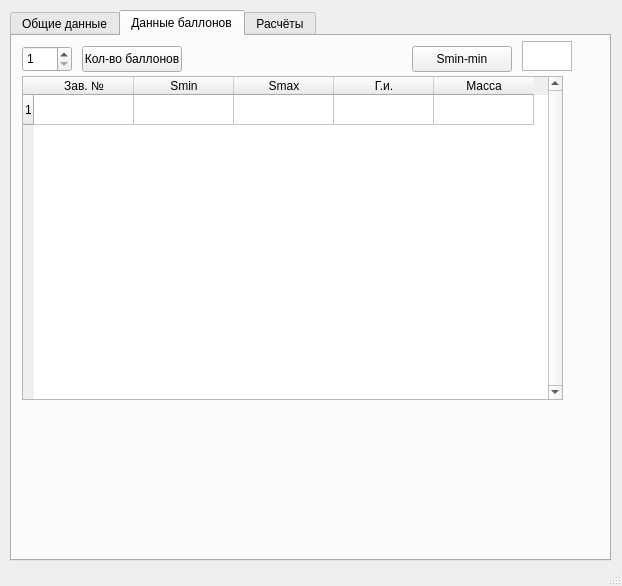
This is zakl_interface_v5-1_test.ui in bordaregos/Voskresensk_ballons as Qt 5 draws it before an edit. The edited form follows.
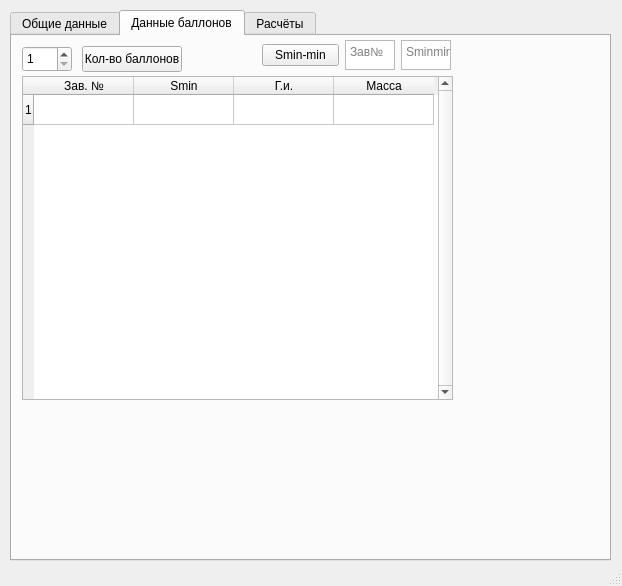
This is the edited form. The open tabs and pages were chosen to show the change.

Patch:
```diff
--- a/zakl_interface_v5-1_test.ui
+++ b/zakl_interface_v5-1_test.ui
@@ -1421,7 +1421,7 @@
        <rect>
         <x>10</x>
         <y>40</y>
-        <width>541</width>
+        <width>431</width>
         <height>324</height>
        </rect>
       </property>
@@ -1462,7 +1462,7 @@
        <number>1</number>
       </property>
       <property name="columnCount">
-       <number>5</number>
+       <number>4</number>
       </property>
       <row/>
       <column>
@@ -1475,11 +1475,6 @@
         <string>Smin</string>
        </property>
       </column>
-      <column>
-       <property name="text">
-        <string>Smax</string>
-       </property>
-      </column>
       <column>
        <property name="text">
         <string>Г.и.</string>
@@ -1491,28 +1486,44 @@
        </property>
       </column>
      </widget>
+     <widget class="QWidget" name="">
+      <property name="geometry">
+       <rect>
+        <x>250</x>
+        <y>3</y>
+        <width>189</width>
+        <height>32</height>
+       </rect>
+      </property>
+      <layout class="QHBoxLayout" name="horizontalLayout_2">
+       <item>
      <widget class="QPushButton" name="pushButt_sMinMin">
-      <property name="geometry">
-       <rect>
-        <x>400</x>
-        <y>10</y>
-        <width>100</width>
-        <height>26</height>
-       </rect>
-      </property>
       <property name="text">
        <string>Smin-min</string>
       </property>
      </widget>
+       </item>
+       <item>
+        <widget class="QPlainTextEdit" name="zav_s_min">
+         <property name="minimumSize">
+          <size>
+           <width>50</width>
+           <height>30</height>
+          </size>
+         </property>
+         <property name="maximumSize">
+          <size>
+           <width>50</width>
+           <height>30</height>
+          </size>
+         </property>
+         <property name="placeholderText">
+          <string>Зав№</string>
+         </property>
+        </widget>
+       </item>
+       <item>
      <widget class="QPlainTextEdit" name="s_min_total">
-      <property name="geometry">
-       <rect>
-        <x>510</x>
-        <y>5</y>
-        <width>50</width>
-        <height>30</height>
-       </rect>
-      </property>
       <property name="minimumSize">
        <size>
         <width>50</width>
@@ -1525,6 +1536,12 @@
         <height>30</height>
        </size>
       </property>
+         <property name="placeholderText">
+          <string>Sminmin</string>
+         </property>
+        </widget>
+       </item>
+      </layout>
      </widget>
     </widget>
     <widget class="QWidget" name="rasschet">
```
Left out of the diff: 40 changed lines with no effect on the pictures. Lines whose indentation alone changed are shown as unchanged.
